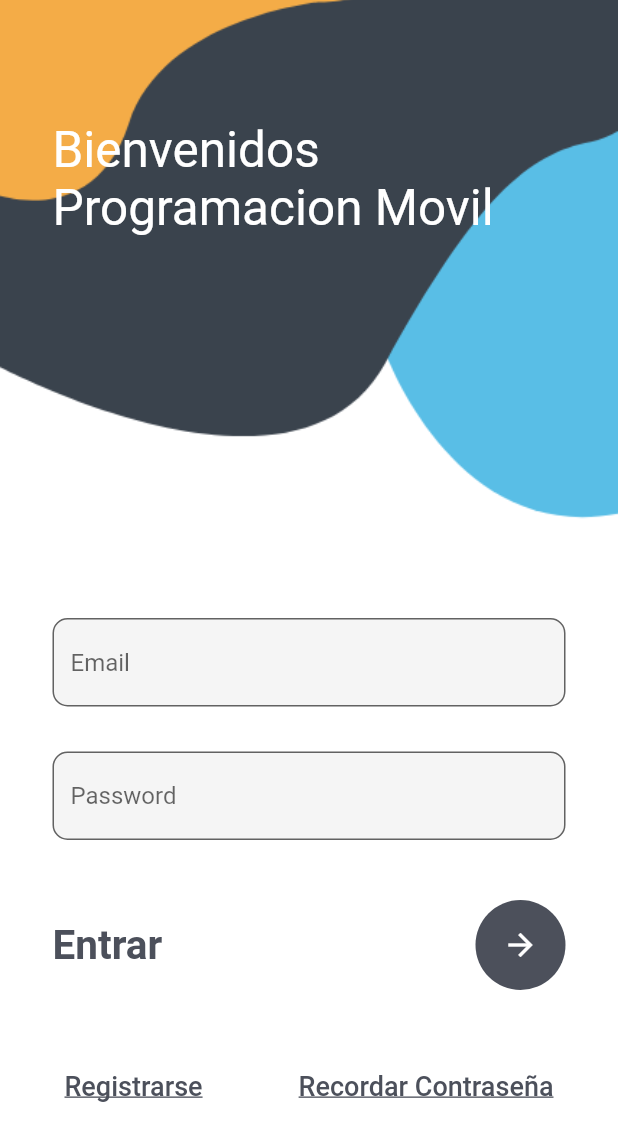
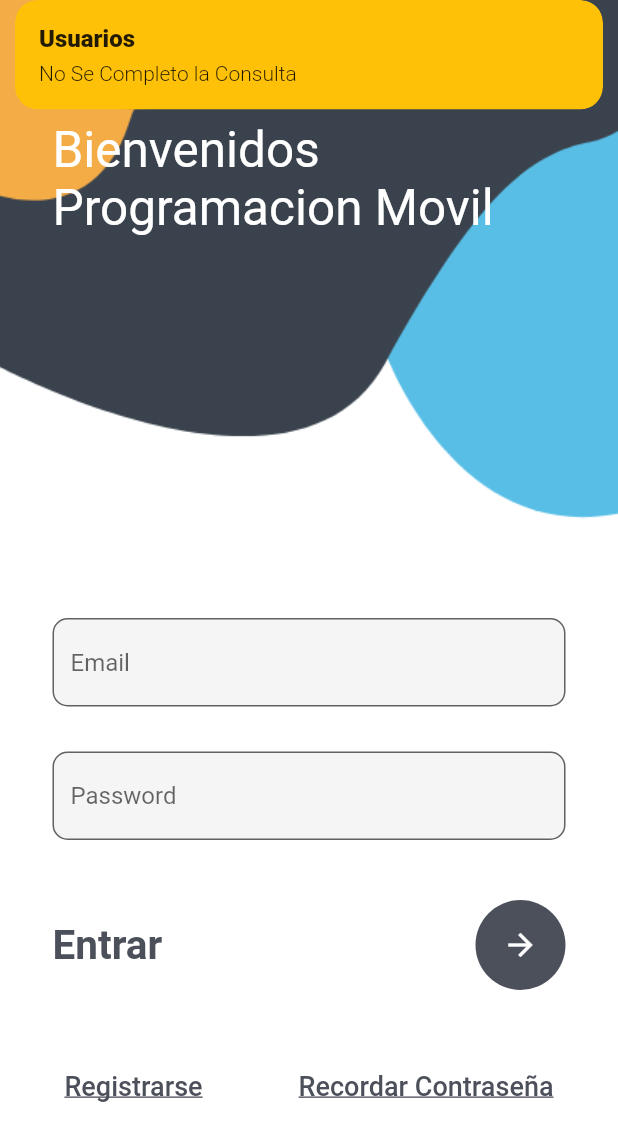
Before and after one commit to alexvacca25/firebase_004, a Flutter app: the Register screen opened by its route, after a tap on "Inicio", on a phone screen of 412 x 824 dp. Shown: the top 1141 px of the screen. Run offline on Flutter 3.47's test engine with Material 2 defaults, Android fonts, the phone set to English and light mode, and no system bars; our stand-ins replace cloud_firestore, firebase_auth, firebase_core, firebase_storage, get, get_storage and 1 more; accounts and stored records are empty; network calls fail.

```diff
--- a/lib/domain/controller/controllerUserFirebase.dart
+++ b/lib/domain/controller/controllerUserFirebase.dart
@@ -1,20 +1,25 @@
 import 'package:firebase_004/data/services/peticionesUserFirebase.dart';
 import 'package:firebase_auth/firebase_auth.dart';
 import 'package:get/get.dart';
+import 'package:get_storage/get_storage.dart';
 
 class ControlUserAuth extends GetxController {
   final _response = Rxn();
+  final _emailLocal = Rxn();
+  final _passwdLocal = Rxn();
   final _mensaje = "".obs;
   final Rxn<UserCredential> _usuario = Rxn<UserCredential>();
 
   Future<void> crearUser(String email, String pass) async {
     _response.value = await Peticioneslogin.crearRegistroEmail(email, pass);
+    _passwdLocal.value = pass;
     print(_response.value);
     await controlUser(_response.value);
   }
 
   Future<void> ingresarUser(String email, String pass) async {
     _response.value = await Peticioneslogin.ingresarEmail(email, pass);
+    _passwdLocal.value = pass;
     print(_response.value);
     await controlUser(_response.value);
   }
@@ -23,13 +28,30 @@ class ControlUserAuth extends GetxController {
     if (respuesta == null) {
       _mensaje.value = "No Se Completo la Consulta";
     } else if (respuesta == "1" || respuesta == "2") {
-      _mensaje.value = "No Se Completo la Consulta";
+      _mensaje.value = "Datos Ingresas Incorrectos";
     } else {
       _mensaje.value = "Proceso Realizado Correctamente";
       _usuario.value = respuesta;
+
+      guardaLocal();
     }
   }
 
+  Future<void> guardaLocal() async {
+    GetStorage datosLocal = GetStorage();
+    datosLocal.write('email', _usuario.value!.user!.email);
+    datosLocal.write('passwd', _passwdLocal.value);
+  }
+
+  Future<void> verLocal() async {
+    GetStorage datosLocal = GetStorage();
+    _emailLocal.value = datosLocal.read('email');
+    _passwdLocal.value = datosLocal.read('passwd');
+    print(_emailLocal.value);
+  }
+
+  dynamic get passwdLocal => _passwdLocal.value;
+  dynamic get emailLocal => _emailLocal.value;
   dynamic get estadoUser => _response.value;
   String get mensajesUser => _mensaje.value;
   UserCredential? get userValido => _usuario.value;
--- a/lib/main.dart
+++ b/lib/main.dart
@@ -4,8 +4,10 @@ import 'package:firebase_004/ui/app.dart';
 import 'package:firebase_core/firebase_core.dart';
 import 'package:flutter/material.dart';
 import 'package:get/get.dart';
+import 'package:get_storage/get_storage.dart';
 
 void main() async {
+  await GetStorage.init();
   WidgetsFlutterBinding.ensureInitialized();
   GetPlatform.isWeb
       ? await Firebase.initializeApp(
--- a/lib/ui/auth/login.dart
+++ b/lib/ui/auth/login.dart
@@ -13,8 +13,23 @@ class Login extends StatelessWidget {
     //ControlStudent controle = Get.find();
     //ControlPets controlp = Get.find();
     ControlUserAuth controlua = Get.find();
-    TextEditingController user = TextEditingController();
-    TextEditingController pass = TextEditingController();
+    controlua.verLocal();
+    TextEditingController user =
+        TextEditingController(text: controlua.emailLocal);
+    TextEditingController pass =
+        TextEditingController(text: controlua.passwdLocal);
+    controlua.ingresarUser(user.text, pass.text).then((value) {
+      if (controlua.userValido == null) {
+        Get.snackbar("Usuarios", controlua.mensajesUser,
+            duration: const Duration(seconds: 4),
+            backgroundColor: Colors.amber);
+      } else {
+        Get.snackbar("Usuarios", controlua.mensajesUser,
+            duration: const Duration(seconds: 4),
+            backgroundColor: Colors.amber);
+        Get.toNamed("/perfil");
+      }
+    });
     return Container(
       decoration: const BoxDecoration(
         image: DecorationImage(
--- a/pubspec.yaml
+++ b/pubspec.yaml
@@ -41,6 +41,7 @@ dependencies:
   firebase_storage: ^11.1.1
   cloud_firestore: ^4.5.2
   image_picker: ^0.8.7+4
+  get_storage: ^2.1.1
 
 dev_dependencies:
   flutter_test:
```
Also changed, not shown: lib/data/services/peticionesPerfilFirebase.dart (+11 -4 lines), lib/data/services/peticionesUserFirebase.dart (+5 -2 lines), pubspec.lock, 1 other file.
